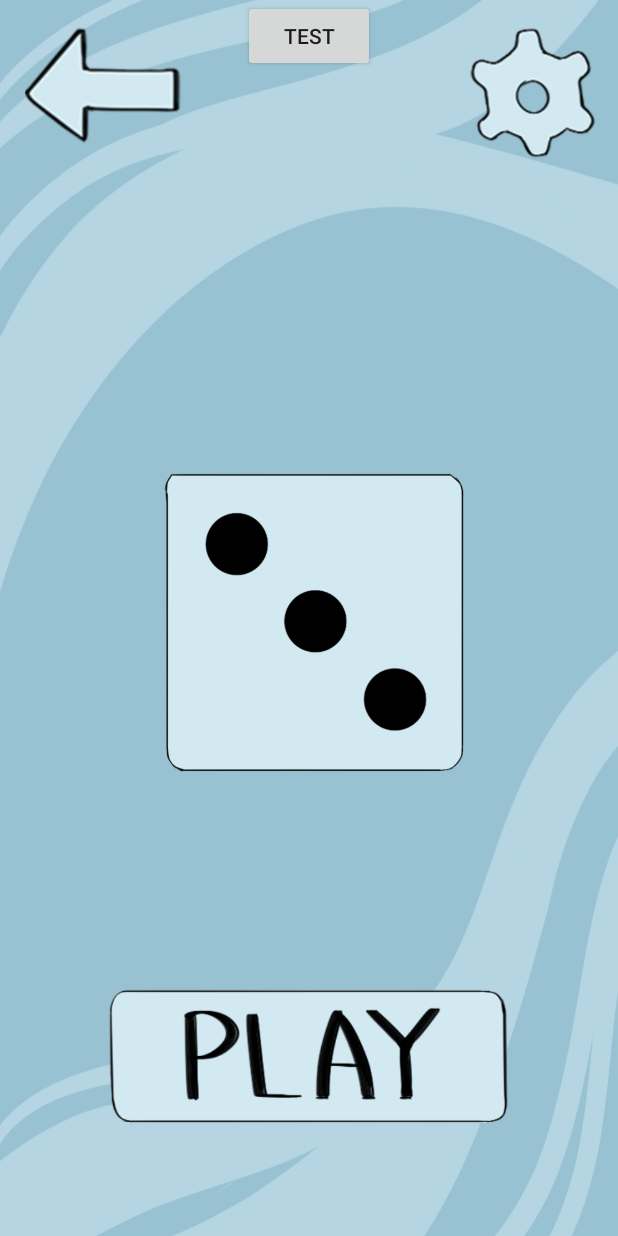
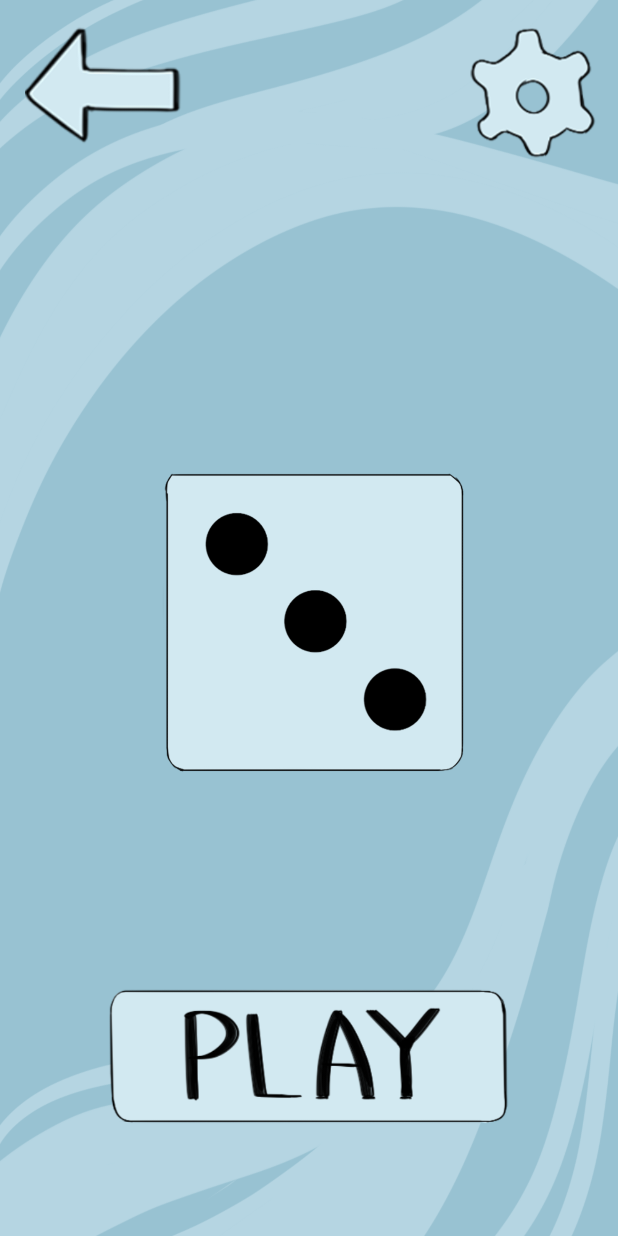
Before and after one commit to MDAsDEV/Kubiks, an Android app: the one_cubik screen opened directly, with no data from a screen before it, on a phone screen of 412 x 824 dp. Run offline under Robolectric (Android 15) with nearby library versions, the phone set to English and light mode, and no system bars.

Commit message:
updating layout to make first screen comfortable to use from another screen

```diff
--- a/app/src/main/java/com/example/kubiks/one_cubik.kt
+++ b/app/src/main/java/com/example/kubiks/one_cubik.kt
@@ -1,6 +1,8 @@
 package com.example.kubiks
 import android.annotation.SuppressLint
+import android.content.Context
 import android.content.Intent
+import android.content.SharedPreferences
 import android.media.AudioAttributes
 import android.media.MediaPlayer
 import android.media.SoundPool
@@ -18,6 +20,7 @@ import android.widget.ImageView
 import android.widget.Toast
 import androidx.appcompat.app.AppCompatActivity
 import androidx.core.content.ContextCompat
+import androidx.core.view.isVisible
 import kotlinx.android.synthetic.main.activity_one_cubik.*
 import kotlin.random.Random
 import kotlin.system.exitProcess
@@ -29,12 +32,17 @@ class one_cubik : AppCompatActivity(), OnLoadCompleteListener {
     lateinit var soundpool: SoundPool
     private lateinit var mp: MediaPlayer
     private var totalTime: Int = 0
-
+    public var leftVolume: Int = 1
+    public var rightVolume: Int = 1
     //private val soundId = 1
+    private val SOUND_PREFERENCES_MODE = "sound"
+    var is_mute_sound: Boolean = false
+    private lateinit var prefs_sound: SharedPreferences
     @SuppressLint("ClickableViewAccessibility")
     override fun onCreate(savedInstanceState: Bundle?) {
         super.onCreate(savedInstanceState)
         setContentView(R.layout.activity_one_cubik)
+        prefs_sound = getSharedPreferences("sound_settings", Context.MODE_PRIVATE)
         val button_id = findViewById<ImageButton>(R.id.pbutton) as ImageButton
         if (!was) {
             button_id.setOnTouchListener(object : View.OnTouchListener {
@@ -73,8 +81,6 @@ class one_cubik : AppCompatActivity(), OnLoadCompleteListener {
 
 
         mp = MediaPlayer.create(this, R.raw.dice)
-        mp.isLooping = false
-        mp.setVolume(0.5f, 0.5f)
         totalTime = mp.duration
         Log.i("total time == ", totalTime.toString())
         }
@@ -117,6 +123,8 @@ class one_cubik : AppCompatActivity(), OnLoadCompleteListener {
         }
     }
     fun play_sound(){
+        mp.isLooping = false
+        mp.setVolume(leftVolume.toFloat(), rightVolume.toFloat())
         mp.start()
 
     }
@@ -193,6 +201,29 @@ class one_cubik : AppCompatActivity(), OnLoadCompleteListener {
         startActivity(intent_setting)
     }
 
+    override fun onStart() {
+        super.onStart()
+        Log.i("Volume Level == ", leftVolume.toString() + ' ' + rightVolume.toString())
+    }
+    override fun onResume() { // Функция, запускающаяся при включении приложения
+        super.onResume()
+        Log.i("check event", "on resume event")
+        if (prefs_sound.contains(SOUND_PREFERENCES_MODE)){
+            Log.i("check_event", "on resume event if 2")
+            is_mute_sound = prefs_sound.getBoolean(SOUND_PREFERENCES_MODE, false)
+            Log.i("test music preferences", is_mute_sound.toString())
+            if (is_mute_sound){
+                leftVolume = 0
+                rightVolume = 0
+            }
+            else {
+                leftVolume = 1
+                rightVolume = 1
+            }
+            Log.i("Volume Level == ", leftVolume.toString() + ' ' + rightVolume.toString())
+        }
+
+    }
     override fun onLoadComplete(soundPool: SoundPool?, sampleId: Int, status: Int) {
         TODO("Not yet implemented")
     }
--- a/app/src/main/res/layout/activity_one_cubik.xml
+++ b/app/src/main/res/layout/activity_one_cubik.xml
@@ -56,13 +56,7 @@
         app:srcCompat="@drawable/diceth"
         android:contentDescription="@string/onedice" />
 
-    <Button
-        android:id="@+id/testbtn1"
-        android:layout_width="wrap_content"
-        android:layout_height="wrap_content"
-        android:layout_centerHorizontal="true"
-        android:text="test"
-        ></Button>
+
 
 
 </RelativeLayout>
--- a/app/src/main/res/layout/activity_settings.xml
+++ b/app/src/main/res/layout/activity_settings.xml
@@ -8,10 +8,9 @@
     tools:context=".settings">
 
     <Button
-        android:id="@+id/button"
+        android:id="@+id/buttossn"
         android:layout_width="wrap_content"
         android:layout_height="wrap_content"
-        android:onClick="go_home"
         android:text="Button"
         app:layout_constraintBottom_toBottomOf="parent"
         app:layout_constraintEnd_toEndOf="parent"
```
Also changed, not shown: app/src/main/java/com/example/kubiks/MainActivity.kt (+5 -8 lines), app/src/main/java/com/example/kubiks/settings.kt (+49 -0 lines), app/src/main/java/com/example/kubiks/two_kubiks.kt (+48 -0 lines).
